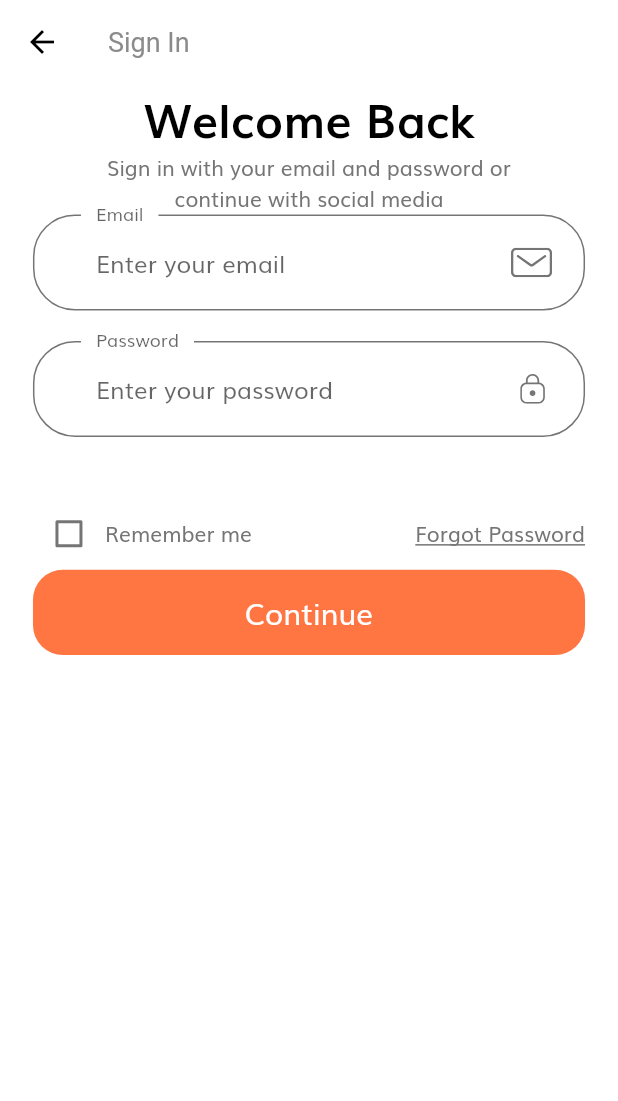
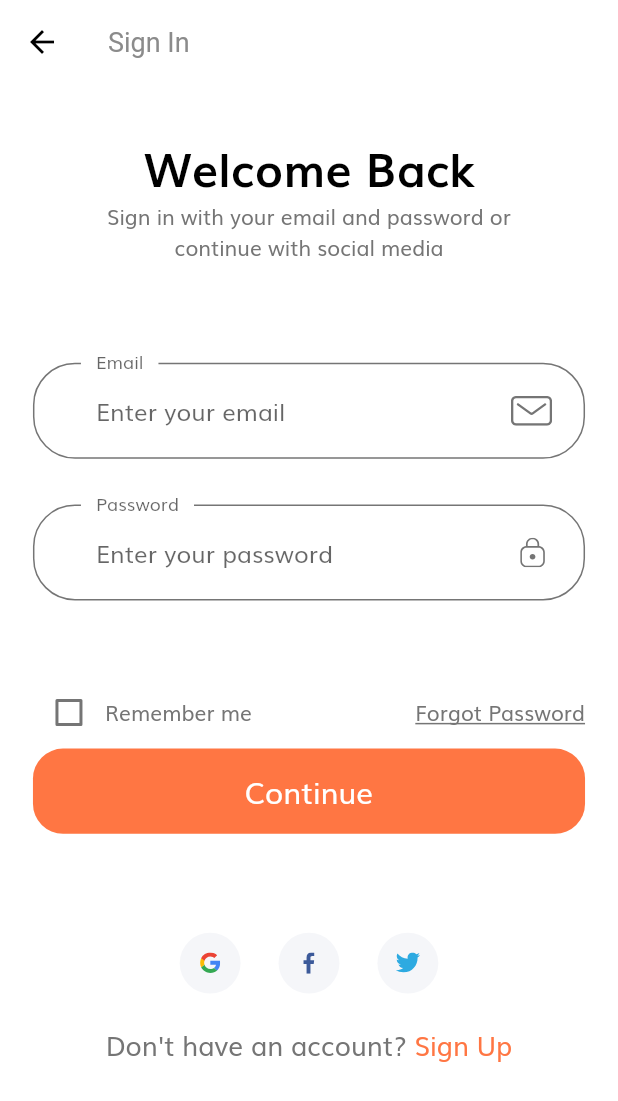
Before and after one commit to valehasadli/eshop, a Flutter app: the screen it shows after launch, after a tap on "Continue", on a phone screen of 412 x 824 dp. Shown: the top 1101 px of the screen. Run offline on Flutter 3.47's test engine with Material 2 defaults, Android fonts, the phone set to English and light mode, and no system bars; our stand-ins replace flutter_svg.

Commit message:
feat: login screen done

```diff
--- /dev/null
+++ b/lib/components/social_card.dart
@@ -0,0 +1,35 @@
+import 'package:flutter/material.dart';
+import 'package:flutter_svg/flutter_svg.dart';
+
+import '../size_config.dart';
+
+class SocialCard extends StatelessWidget {
+  final String icon;
+  final Function press;
+
+  const SocialCard({
+    Key key,
+    @required this.icon,
+    @required this.press,
+  }) : super(key: key);
+
+  @override
+  Widget build(BuildContext context) {
+    return GestureDetector(
+      onTap: press,
+      child: Container(
+        margin: EdgeInsets.symmetric(
+          horizontal: getProportionateScreenWidth(10),
+        ),
+        padding: EdgeInsets.all(getProportionateScreenWidth(12)),
+        height: getProportionateScreenHeight(40),
+        width: getProportionateScreenWidth(40),
+        decoration: BoxDecoration(
+          color: Color(0xFFF5F6F9),
+          shape: BoxShape.circle,
+        ),
+        child: SvgPicture.asset(icon),
+      ),
+    );
+  }
+}
--- a/lib/models/cart_model.dart
+++ b/lib/models/cart_model.dart
@@ -1,6 +1,5 @@
 import 'package:flutter/material.dart';
 
-import 'product_model.dart';
 import 'product_model.dart';
 
 class Cart {
--- a/lib/screens/login/components/body.dart
+++ b/lib/screens/login/components/body.dart
@@ -1,11 +1,9 @@
+import 'package:eshop/constants.dart';
 import 'package:flutter/material.dart';
-import 'package:flutter_svg/flutter_svg.dart';
 
-import '../../../constants.dart';
 import '../../../size_config.dart';
-import '../../../components/custom_suffix_icon.dart';
-import '../../../components/default_button.dart';
-import '../../../components/form_error.dart';
+import '../../../components/social_card.dart';
+import 'login_form.dart';
 
 class Body extends StatefulWidget {
   @override
@@ -22,8 +20,10 @@ class _BodyState extends State<Body> {
           padding: EdgeInsets.symmetric(
             horizontal: getProportionateScreenWidth(20),
           ),
+          child: SingleChildScrollView(
             child: Column(
               children: [
+                SizedBox(height: SizeConfig.screenHeight * 0.04),
                 Text(
                   'Welcome Back',
                   style: TextStyle(
@@ -39,148 +39,50 @@ class _BodyState extends State<Body> {
                     textAlign: TextAlign.center,
                   ),
                 ),
-              SizedBox(),
+                SizedBox(height: SizeConfig.screenHeight * 0.08),
                 LoginForm(),
+                SizedBox(height: SizeConfig.screenHeight * 0.08),
+                Row(
+                  mainAxisAlignment: MainAxisAlignment.center,
+                  children: [
+                    SocialCard(
+                      icon: 'assets/icons/google-icon.svg',
+                      press: () {},
+                    ),
+                    SocialCard(
+                      icon: 'assets/icons/facebook-2.svg',
+                      press: () {},
+                    ),
+                    SocialCard(
+                      icon: 'assets/icons/twitter.svg',
+                      press: () {},
+                    ),
                   ],
+                ),
+                SizedBox(height: getProportionateScreenHeight(20)),
+                Row(
+                  mainAxisAlignment: MainAxisAlignment.center,
+                  children: [
+                    Text(
+                      'Don\'t have an account? ',
+                      style: TextStyle(
+                        fontSize: getProportionateScreenWidth(16),
+                      ),
+                    ),
+                    Text(
+                      'Sign Up',
+                      style: TextStyle(
+                        fontSize: getProportionateScreenWidth(16),
+                        color: kPrimaryColor,
+                      ),
+                    ),
+                  ],
+                ),
+              ],
+            ),
           ),
         ),
       ),
     );
   }
 }
-
-class LoginForm extends StatefulWidget {
-  @override
-  _LoginFormState createState() => _LoginFormState();
-}
-
-class _LoginFormState extends State<LoginForm> {
-  String email;
-  String password;
-  bool remember = false;
-
-  final _formKey = GlobalKey<FormState>();
-  final List<String> errors = [];
-
-  @override
-  Widget build(BuildContext context) {
-    return Form(
-      key: _formKey,
-      child: Column(
-        children: [
-          buildEmailFormField(),
-          SizedBox(height: getProportionateScreenHeight(20)),
-          buildPasswordFormField(),
-          SizedBox(height: getProportionateScreenHeight(20)),
-          FormError(errors: errors),
-          SizedBox(height: getProportionateScreenHeight(20)),
-          Row(
-            children: [
-              Checkbox(
-                activeColor: kPrimaryColor,
-                value: remember,
-                onChanged: (value) {
-                  setState(() {
-                    remember = value;
-                  });
-                },
-              ),
-              Text('Remember me'),
-              Spacer(),
-              Text(
-                'Forgot Password',
-                style: TextStyle(
-                  decoration: TextDecoration.underline,
-                ),
-              ),
-            ],
-          ),
-          DefaultButton(
-            text: 'Continue',
-            press: () {
-              if (_formKey.currentState.validate()) {
-                _formKey.currentState.save();
-              }
-            },
-          ),
-        ],
-      ),
-    );
-  }
-
-  TextFormField buildEmailFormField() {
-    return TextFormField(
-      keyboardType: TextInputType.emailAddress,
-      onSaved: (newValue) => email = newValue,
-      onChanged: (value) {
-        if (value.isNotEmpty && errors.contains(kEmailNullError)) {
-          setState(() {
-            errors.remove(kEmailNullError);
-          });
-        } else if (emailValidatorRegExp.hasMatch(value) &&
-            errors.contains(kInvalidEmailError)) {
-          setState(() {
-            errors.remove(kInvalidEmailError);
-          });
-        }
-        return null;
-      },
-      validator: (value) {
-        if (value.isEmpty && !errors.contains(kEmailNullError)) {
-          setState(() {
-            errors.add(kEmailNullError);
-          });
-        } else if (!emailValidatorRegExp.hasMatch(value) &&
-            !errors.contains(kInvalidEmailError)) {
-          setState(() {
-            errors.add(kInvalidEmailError);
-          });
-        }
-        return null;
-      },
-      decoration: InputDecoration(
-        labelText: 'Email',
-        hintText: 'Enter your email',
-        floatingLabelBehavior: FloatingLabelBehavior.always,
-        suffixIcon: CustomSuffixIcon(svgIcon: 'assets/icons/Mail.svg'),
-      ),
-    );
-  }
-
-  TextFormField buildPasswordFormField() {
-    return TextFormField(
-      obscureText: true,
-      onSaved: (newValue) => password = newValue,
-      onChanged: (value) {
-        if (value.isNotEmpty && errors.contains(kPassNullError)) {
-          setState(() {
-            errors.remove(kPassNullError);
-          });
-        } else if (value.length >= 8 && errors.contains(kShortPassError)) {
-          setState(() {
-            errors.remove(kShortPassError);
-          });
-        }
-        return null;
-      },
-      validator: (value) {
-        if (value.isEmpty && !errors.contains(kPassNullError)) {
-          setState(() {
-            errors.add(kPassNullError);
-          });
-        } else if (value.length < 8 && !errors.contains(kShortPassError)) {
-          setState(() {
-            errors.add(kShortPassError);
-          });
-        }
-        return null;
-      },
-      decoration: InputDecoration(
-        labelText: 'Password',
-        hintText: 'Enter your password',
-        floatingLabelBehavior: FloatingLabelBehavior.always,
-        suffixIcon: CustomSuffixIcon(svgIcon: 'assets/icons/Lock.svg'),
-      ),
-    );
-  }
-}
--- /dev/null
+++ b/lib/screens/login/components/login_form.dart
@@ -0,0 +1,143 @@
+import 'package:flutter/material.dart';
+
+import '../../../size_config.dart';
+import '../../../constants.dart';
+import '../../../components/custom_suffix_icon.dart';
+import '../../../components/form_error.dart';
+import '../../../components/default_button.dart';
+
+class LoginForm extends StatefulWidget {
+  @override
+  _LoginFormState createState() => _LoginFormState();
+}
+
+class _LoginFormState extends State<LoginForm> {
+  String email;
+  String password;
+  bool remember = false;
+
+  final _formKey = GlobalKey<FormState>();
+  final List<String> errors = [];
+
+  @override
+  Widget build(BuildContext context) {
+    return Form(
+      key: _formKey,
+      child: Column(
+        children: [
+          buildEmailFormField(),
+          SizedBox(height: getProportionateScreenHeight(30)),
+          buildPasswordFormField(),
+          SizedBox(height: getProportionateScreenHeight(30)),
+          FormError(errors: errors),
+          SizedBox(height: getProportionateScreenHeight(20)),
+          Row(
+            children: [
+              Checkbox(
+                activeColor: kPrimaryColor,
+                value: remember,
+                onChanged: (value) {
+                  setState(() {
+                    remember = value;
+                  });
+                },
+              ),
+              Text('Remember me'),
+              Spacer(),
+              Text(
+                'Forgot Password',
+                style: TextStyle(
+                  decoration: TextDecoration.underline,
+                ),
+              ),
+            ],
+          ),
+          DefaultButton(
+            text: 'Continue',
+            press: () {
+              if (_formKey.currentState.validate()) {
+                _formKey.currentState.save();
+              }
+            },
+          ),
+        ],
+      ),
+    );
+  }
+
+  TextFormField buildEmailFormField() {
+    return TextFormField(
+      keyboardType: TextInputType.emailAddress,
+      onSaved: (newValue) => email = newValue,
+      onChanged: (value) {
+        if (value.isNotEmpty && errors.contains(kEmailNullError)) {
+          setState(() {
+            errors.remove(kEmailNullError);
+          });
+        } else if (emailValidatorRegExp.hasMatch(value) &&
+            errors.contains(kInvalidEmailError)) {
+          setState(() {
+            errors.remove(kInvalidEmailError);
+          });
+        }
+        return null;
+      },
+      validator: (value) {
+        if (value.isEmpty && !errors.contains(kEmailNullError)) {
+          setState(() {
+            errors.add(kEmailNullError);
+          });
+        } else if (!emailValidatorRegExp.hasMatch(value) &&
+            !errors.contains(kInvalidEmailError)) {
+          setState(() {
+            errors.add(kInvalidEmailError);
+          });
+        }
+        return null;
+      },
+      decoration: InputDecoration(
+        labelText: 'Email',
+        hintText: 'Enter your email',
+        floatingLabelBehavior: FloatingLabelBehavior.always,
+        suffixIcon: CustomSuffixIcon(svgIcon: 'assets/icons/Mail.svg'),
+      ),
+    );
+  }
+
+  TextFormField buildPasswordFormField() {
+    return TextFormField(
+      obscureText: true,
+      onSaved: (newValue) => password = newValue,
+      onChanged: (value) {
+        if (value.isNotEmpty && errors.contains(kPassNullError)) {
+          setState(() {
+            errors.remove(kPassNullError);
+          });
+        } else if (value.length >= 8 && errors.contains(kShortPassError)) {
+          setState(() {
+            errors.remove(kShortPassError);
+          });
+        }
+        return null;
+      },
+      validator: (value) {
+        if (value.isEmpty && !errors.contains(kPassNullError)) {
+          setState(() {
+            errors.add(kPassNullError);
+          });
+        } else if (value.length < 8 && !errors.contains(kShortPassError)) {
+          setState(() {
+            errors.add(kShortPassError);
+          });
+        }
+        return null;
+      },
+      decoration: InputDecoration(
+        labelText: 'Password',
+        hintText: 'Enter your password',
+        floatingLabelBehavior: FloatingLabelBehavior.always,
+        suffixIcon: CustomSuffixIcon(svgIcon: 'assets/icons/Lock.svg'),
+      ),
+    );
+  }
+}
```
Lines whose indentation alone changed are shown as unchanged.
